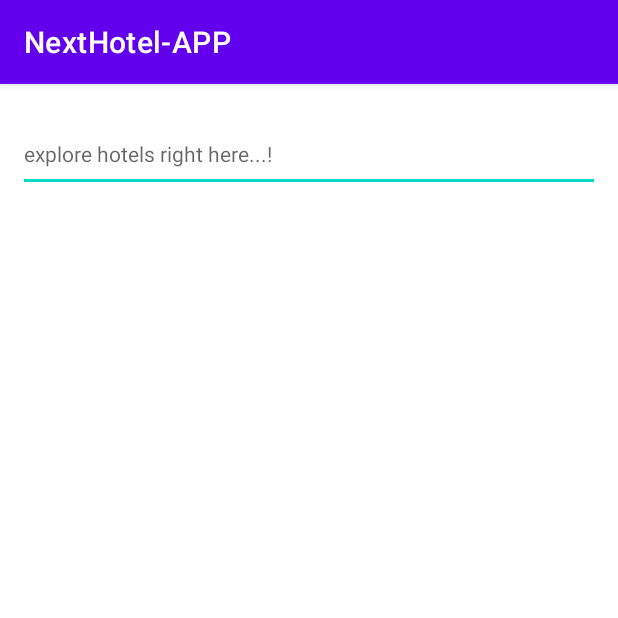
After one commit to Next-Hotel/NextHotel-APP, an Android app: the fragment ExploreFragment shown on its own in the app's theme, on a phone screen of 412 x 824 dp, the top half of it. The commit adds this screen. Run offline under Robolectric (Android 15) with nearby library versions, the phone set to English and light mode, and no system bars.

Commit message:
explore ui

```diff
--- /dev/null
+++ b/app/src/main/java/com/nexthotel_app/ui/ExploreFragment.kt
@@ -0,0 +1,18 @@
+package com.nexthotel_app.ui
+
+import android.os.Bundle
+import android.view.LayoutInflater
+import android.view.View
+import android.view.ViewGroup
+import androidx.fragment.app.Fragment
+import com.nexthotel_app.R
+
+class ExploreFragment : Fragment() {
+    override fun onCreateView(
+        inflater: LayoutInflater, container: ViewGroup?,
+        savedInstanceState: Bundle?
+    ): View? {
+        // Inflate the layout for this fragment
+        return inflater.inflate(R.layout.fragment_explore, container, false)
+    }
+}
--- /dev/null
+++ b/app/src/main/res/layout/fragment_explore.xml
@@ -0,0 +1,28 @@
+<?xml version="1.0" encoding="utf-8"?>
+<LinearLayout xmlns:android="http://schemas.android.com/apk/res/android"
+    xmlns:tools="http://schemas.android.com/tools"
+    android:layout_width="match_parent"
+    android:layout_height="match_parent"
+    xmlns:app="http://schemas.android.com/apk/res-auto"
+    android:layout_margin="12dp"
+    android:orientation="vertical"
+    tools:context=".ui.ExploreFragment">
+
+    <EditText
+        style="@style/Widget.Design.TextInputLayout"
+        android:layout_width="match_parent"
+        android:layout_height="50dp"
+        android:layout_marginVertical="10dp"
+        android:hint="explore hotels right here...!"
+        android:importantForAutofill="no" />
+
+    <androidx.recyclerview.widget.RecyclerView
+        android:layout_width="match_parent"
+        android:layout_height="wrap_content"
+        android:layout_marginTop="5dp"
+        android:orientation="vertical"
+        android:scrollbars="vertical"
+        app:layoutManager="androidx.recyclerview.widget.LinearLayoutManager"
+        tools:listitem="@layout/item_vertical" />
+
+</LinearLayout>
--- a/app/src/main/res/layout/fragment_home.xml
+++ b/app/src/main/res/layout/fragment_home.xml
@@ -1,9 +1,9 @@
 <?xml version="1.0" encoding="utf-8"?>
 <LinearLayout xmlns:android="http://schemas.android.com/apk/res/android"
+    xmlns:app="http://schemas.android.com/apk/res-auto"
     xmlns:tools="http://schemas.android.com/tools"
     android:layout_width="match_parent"
     android:layout_height="match_parent"
-    xmlns:app="http://schemas.android.com/apk/res-auto"
     android:layout_margin="12dp"
     android:orientation="vertical"
     tools:context=".ui.HomeFragment">
@@ -26,6 +26,7 @@
         style="@style/Widget.Design.TextInputLayout"
         android:layout_width="match_parent"
         android:layout_height="50dp"
+        android:layout_marginVertical="10dp"
         android:hint="Search your favorite hotels...!"
         android:importantForAutofill="no" />
 
@@ -33,7 +34,6 @@
         style="@style/TextAppearance.MaterialComponents.Subtitle1"
         android:layout_width="wrap_content"
         android:layout_height="wrap_content"
-        android:layout_marginTop="5dp"
         tools:text="Special Offers" />
 
     <androidx.recyclerview.widget.RecyclerView
@@ -55,10 +55,10 @@
     <androidx.recyclerview.widget.RecyclerView
         android:layout_width="match_parent"
         android:layout_height="wrap_content"
-        app:layoutManager="androidx.recyclerview.widget.LinearLayoutManager"
+        android:layout_marginTop="5dp"
         android:orientation="vertical"
         android:scrollbars="vertical"
-        android:layout_marginTop="5dp"
+        app:layoutManager="androidx.recyclerview.widget.LinearLayoutManager"
         tools:listitem="@layout/item_vertical" />
 
 </LinearLayout>
```
